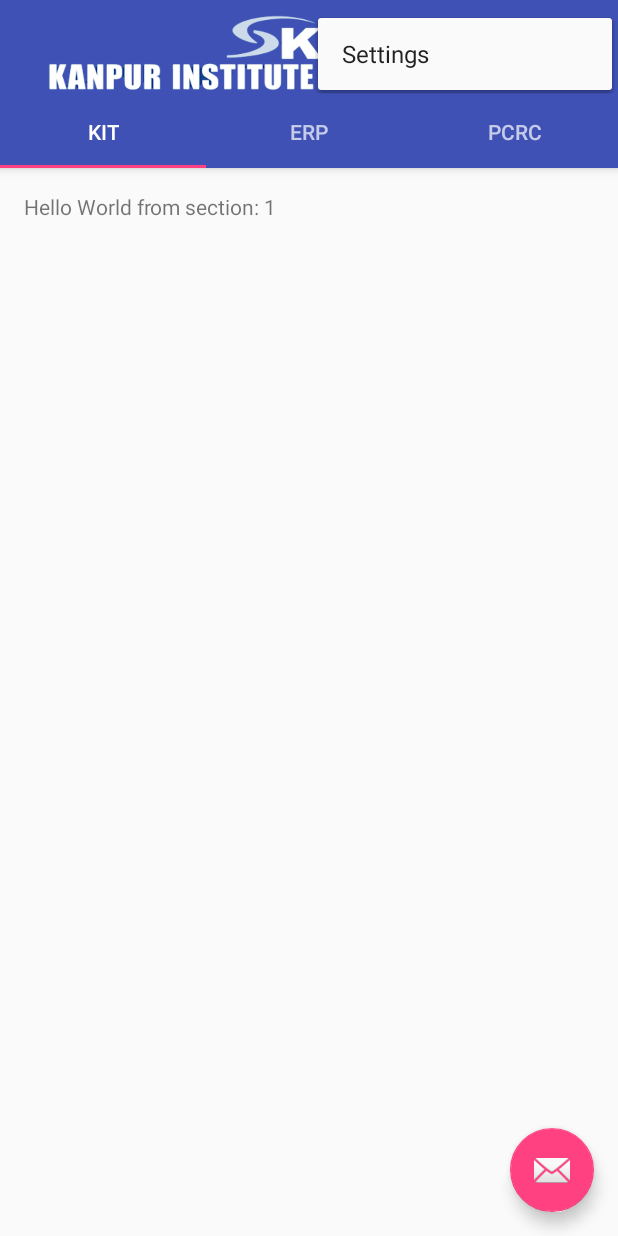
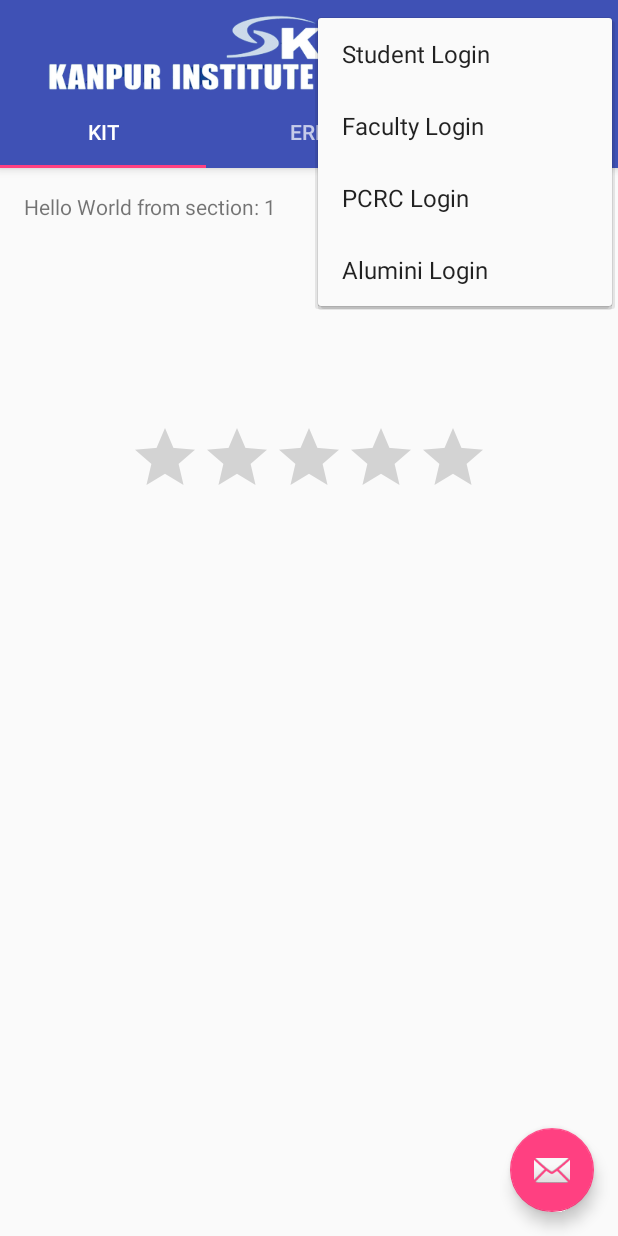
Before and after one commit to RajneeshShukla/KIT-App, an Android app: the screen it shows after launch (MainActivity), with the options menu open, on a phone screen of 412 x 824 dp. Run offline under Robolectric (Android 15) with nearby library versions, the phone set to English and light mode, and no system bars.

Commit message:
Add menus and their activities

```diff
--- a/app/src/main/java/in/ac/kit/kit_app/Splash.java
+++ b/app/src/main/java/in/ac/kit/kit_app/Splash.java
@@ -9,7 +9,7 @@ import android.os.Bundle;
 public class Splash extends Activity {
 
     //Splash Screen Timer
-    private static int SPLASH_TIME_OUT = 5000;
+    private static int SPLASH_TIME_OUT = 2000;
 
     @Override
     protected void onCreate(Bundle savedInstanceState) {
--- a/app/src/main/res/layout/fragment_main.xml
+++ b/app/src/main/res/layout/fragment_main.xml
@@ -13,4 +13,12 @@
         android:layout_width="wrap_content"
         android:layout_height="wrap_content"/>
 
+    <RatingBar
+        android:layout_width="wrap_content"
+        android:layout_height="wrap_content"
+        android:layout_below="@+id/section_label"
+        android:layout_centerHorizontal="true"
+        android:layout_marginTop="134dp"
+        android:id="@+id/ratingBar" />
+
 </RelativeLayout>
--- a/app/src/main/res/menu/menu_main.xml
+++ b/app/src/main/res/menu/menu_main.xml
@@ -3,8 +3,26 @@
     xmlns:tools="http://schemas.android.com/tools"
     tools:context="in.ac.kit.kit_app.MainActivity">
     <item
-        android:id="@+id/action_settings"
+        android:id="@+id/action_student_login"
         android:orderInCategory="100"
-        android:title="@string/action_settings"
+        android:title="@string/action_student_login"
         app:showAsAction="never" />
+
+    <item
+    android:id="@+id/action_faculty_login"
+    android:orderInCategory="100"
+    android:title="@string/action_faculty_login"
+    app:showAsAction="never" />
+
+    <item
+    android:id="@+id/action_pcrc_login"
+    android:orderInCategory="100"
+    android:title="@string/action_pcrc_login"
+    app:showAsAction="never" />
+
+    <item
+    android:id="@+id/action_alumini_login"
+    android:orderInCategory="100"
+    android:title="@string/action_alumini_login"
+    app:showAsAction="never" />
 </menu>
--- a/app/src/main/res/values/strings.xml
+++ b/app/src/main/res/values/strings.xml
@@ -1,5 +1,8 @@
 <resources>
     <string name="app_name"></string>
-    <string name="action_settings">Settings</string>
+    <string name="action_student_login">Student Login</string>
+    <string name="action_faculty_login">Faculty Login</string>
+    <string name="action_pcrc_login">PCRC Login</string>
+    <string name="action_alumini_login">Alumini Login</string>
     <string name="section_format">Hello World from section: %1$d</string>
 </resources>
```
Also changed, not shown: app/src/main/AndroidManifest.xml (+17 -6 lines), app/src/main/java/in/ac/kit/kit_app/FacultyLogin.java (added, +32 -0 lines), app/src/main/java/in/ac/kit/kit_app/MainActivity.java (+32 -2 lines), app/src/main/java/in/ac/kit/kit_app/PCRC_Login.java (added, +33 -0 lines), app/src/main/java/in/ac/kit/kit_app/StudentLogin.java (added, +32 -0 lines), app/src/main/java/in/ac/kit/kit_app/Webview.java (added, +36 -0 lines), app/src/main/res/layout/activity_faculty_login.xml (added, +40 -0 lines), app/src/main/res/layout/activity_pcrc__login.xml (added, +42 -0 lines), app/src/main/res/layout/activity_student_login.xml (added, +41 -0 lines), app/src/main/res/layout/activity_webview.xml (added, +18 -0 lines).
